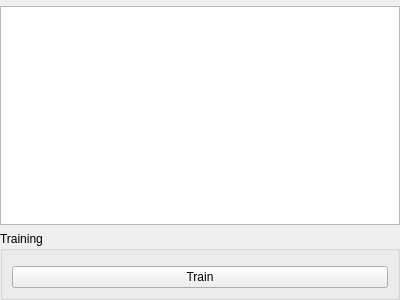
First picture: the form in Widgets/Resources/UI/qSlicerWorkflowToolSummaryWidget.ui, repository PerkTutor/PerkTutor, before the edit.
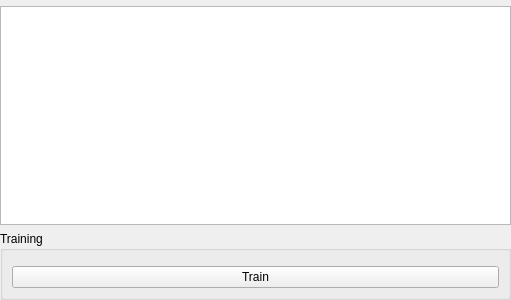
Second picture: the form after the edit. Custom widgets are drawn as their Qt base class.

What changed in the file:
```diff
--- a/Widgets/Resources/UI/qSlicerWorkflowToolSummaryWidget.ui
+++ b/Widgets/Resources/UI/qSlicerWorkflowToolSummaryWidget.ui
@@ -6,7 +6,7 @@
    <rect>
     <x>0</x>
     <y>0</y>
-    <width>400</width>
+    <width>511</width>
     <height>300</height>
    </rect>
   </property>
```
Left out of the diff: 6 changed lines with no effect on the pictures.
